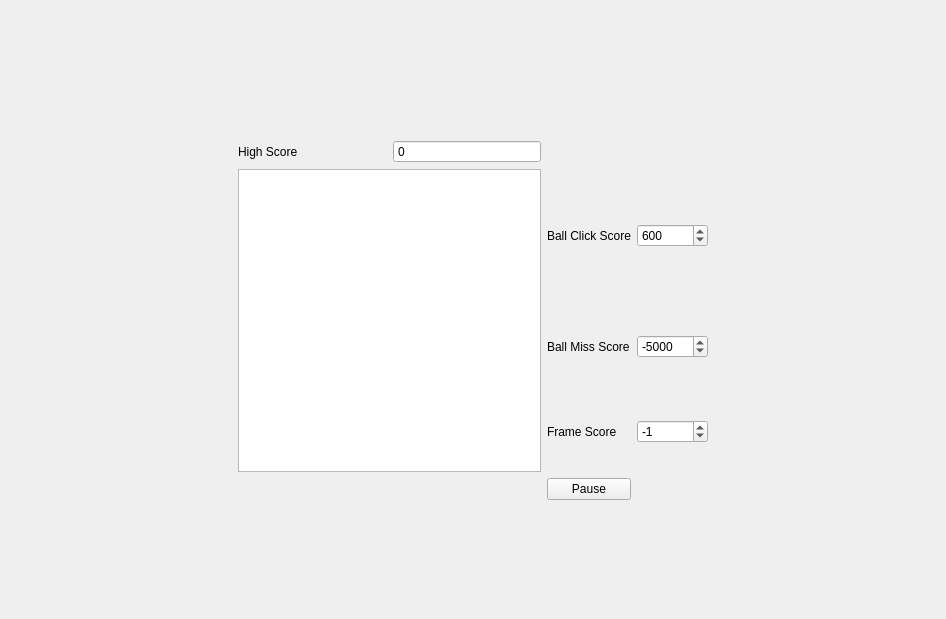
TinaSeifpoor/repo, file SwipeTheBall/trunk/mainwindow.ui: the form before one commit.
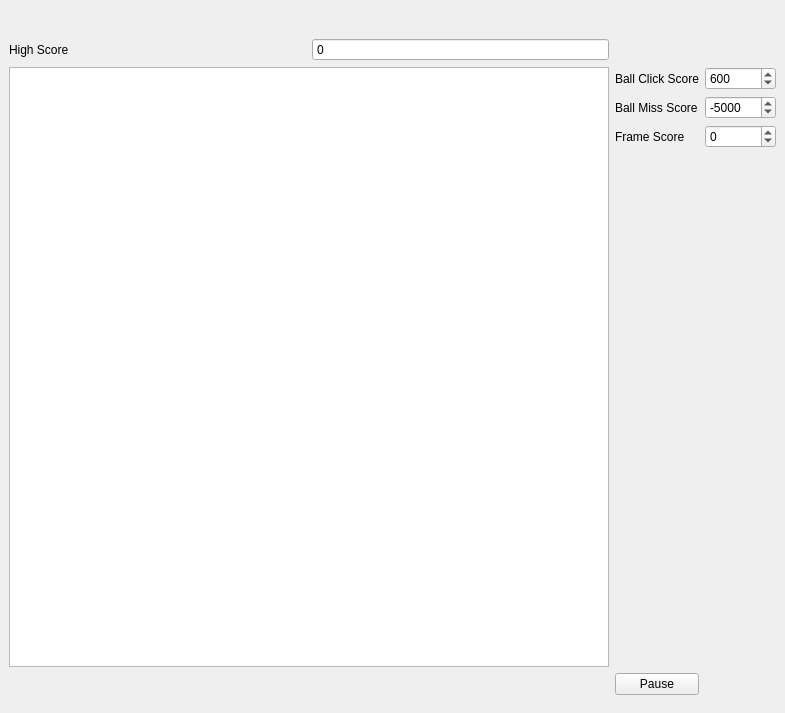
The form after the commit.

Patch:
```diff
--- a/SwipeTheBall/trunk/mainwindow.ui
+++ b/SwipeTheBall/trunk/mainwindow.ui
@@ -6,8 +6,8 @@
    <rect>
     <x>0</x>
     <y>0</y>
-    <width>946</width>
-    <height>619</height>
+    <width>778</width>
+    <height>713</height>
    </rect>
   </property>
   <property name="windowTitle">
@@ -15,7 +15,7 @@
   </property>
   <widget class="QWidget" name="centralwidget">
    <layout class="QGridLayout" name="gridLayout">
-    <item row="7" column="2">
+    <item row="8" column="2">
      <spacer name="verticalSpacer">
       <property name="orientation">
        <enum>Qt::Vertical</enum>
@@ -48,41 +48,6 @@
       </property>
      </widget>
     </item>
-    <item row="3" column="1" rowspan="3" colspan="2">
-     <widget class="QGraphicsView" name="graphicsView">
-      <property name="minimumSize">
-       <size>
-        <width>303</width>
-        <height>303</height>
-       </size>
-      </property>
-      <property name="maximumSize">
-       <size>
-        <width>16777215</width>
-        <height>16777215</height>
-       </size>
-      </property>
-     </widget>
-    </item>
-    <item row="2" column="2">
-     <widget class="QSpinBox" name="sbScore">
-      <property name="readOnly">
-       <bool>true</bool>
-      </property>
-      <property name="buttonSymbols">
-       <enum>QAbstractSpinBox::NoButtons</enum>
-      </property>
-      <property name="keyboardTracking">
-       <bool>false</bool>
-      </property>
-      <property name="minimum">
-       <number>-999999999</number>
-      </property>
-      <property name="maximum">
-       <number>999999999</number>
-      </property>
-     </widget>
-    </item>
     <item row="0" column="2">
      <spacer name="verticalSpacer_2">
       <property name="orientation">
@@ -122,17 +87,23 @@
       </property>
      </widget>
     </item>
-    <item row="5" column="4">
-     <widget class="QSpinBox" name="sbFrame">
+    <item row="2" column="2">
+     <widget class="QSpinBox" name="sbScore">
+      <property name="readOnly">
+       <bool>true</bool>
+      </property>
+      <property name="buttonSymbols">
+       <enum>QAbstractSpinBox::NoButtons</enum>
+      </property>
+      <property name="keyboardTracking">
+       <bool>false</bool>
+      </property>
       <property name="minimum">
        <number>-999999999</number>
       </property>
       <property name="maximum">
        <number>999999999</number>
       </property>
-      <property name="value">
-       <number>-1</number>
-      </property>
      </widget>
     </item>
     <item row="4" column="3">
@@ -142,10 +113,16 @@
       </property>
      </widget>
     </item>
-    <item row="3" column="3">
-     <widget class="QLabel" name="label">
-      <property name="text">
-       <string>Ball Click Score</string>
+    <item row="5" column="4">
+     <widget class="QSpinBox" name="sbFrame">
+      <property name="minimum">
+       <number>-999999999</number>
+      </property>
+      <property name="maximum">
+       <number>999999999</number>
+      </property>
+      <property name="value">
+       <number>0</number>
       </property>
      </widget>
     </item>
@@ -169,7 +146,7 @@
       </property>
      </widget>
     </item>
-    <item row="6" column="3">
+    <item row="7" column="3">
      <widget class="QPushButton" name="pushButton">
       <property name="text">
        <string>Pause</string>
@@ -179,6 +156,42 @@
       </property>
      </widget>
     </item>
+    <item row="3" column="3">
+     <widget class="QLabel" name="label">
+      <property name="text">
+       <string>Ball Click Score</string>
+      </property>
+     </widget>
+    </item>
+    <item row="6" column="3">
+     <spacer name="verticalSpacer_3">
+      <property name="orientation">
+       <enum>Qt::Vertical</enum>
+      </property>
+      <property name="sizeHint" stdset="0">
+       <size>
+        <width>20</width>
+        <height>40</height>
+       </size>
+      </property>
+     </spacer>
+    </item>
+    <item row="3" column="1" rowspan="4" colspan="2">
+     <widget class="QGraphicsView" name="graphicsView">
+      <property name="minimumSize">
+       <size>
+        <width>600</width>
+        <height>600</height>
+       </size>
+      </property>
+      <property name="maximumSize">
+       <size>
+        <width>16777215</width>
+        <height>16777215</height>
+       </size>
+      </property>
+     </widget>
+    </item>
    </layout>
   </widget>
   <action name="actionBall_Score">
```
